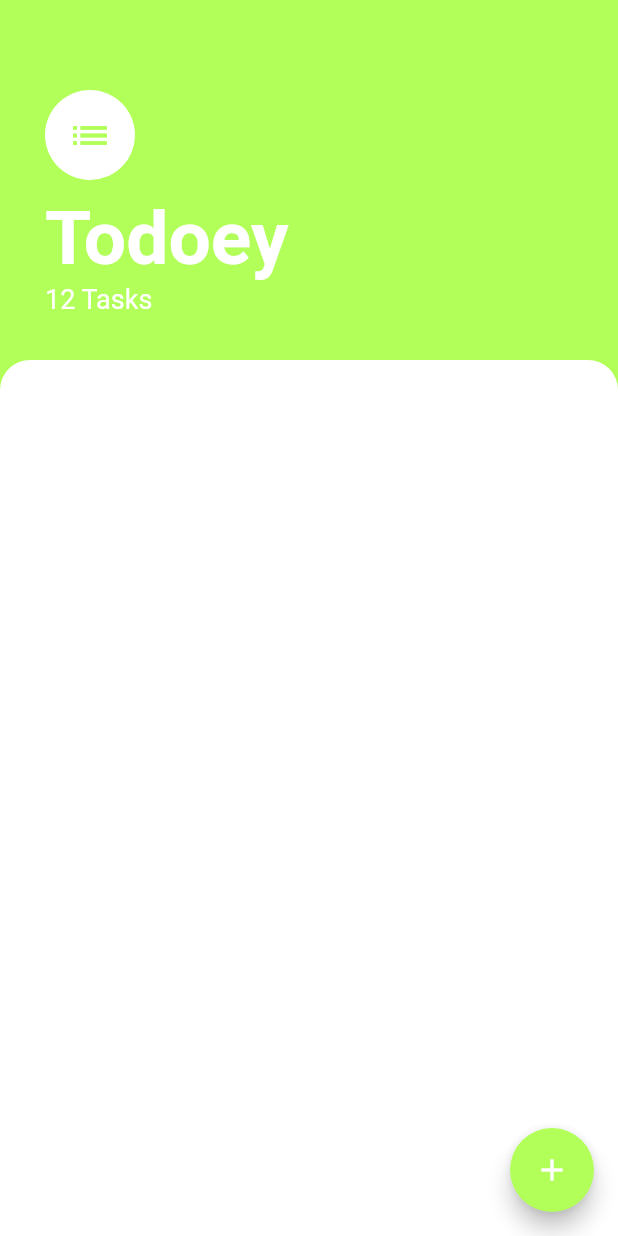
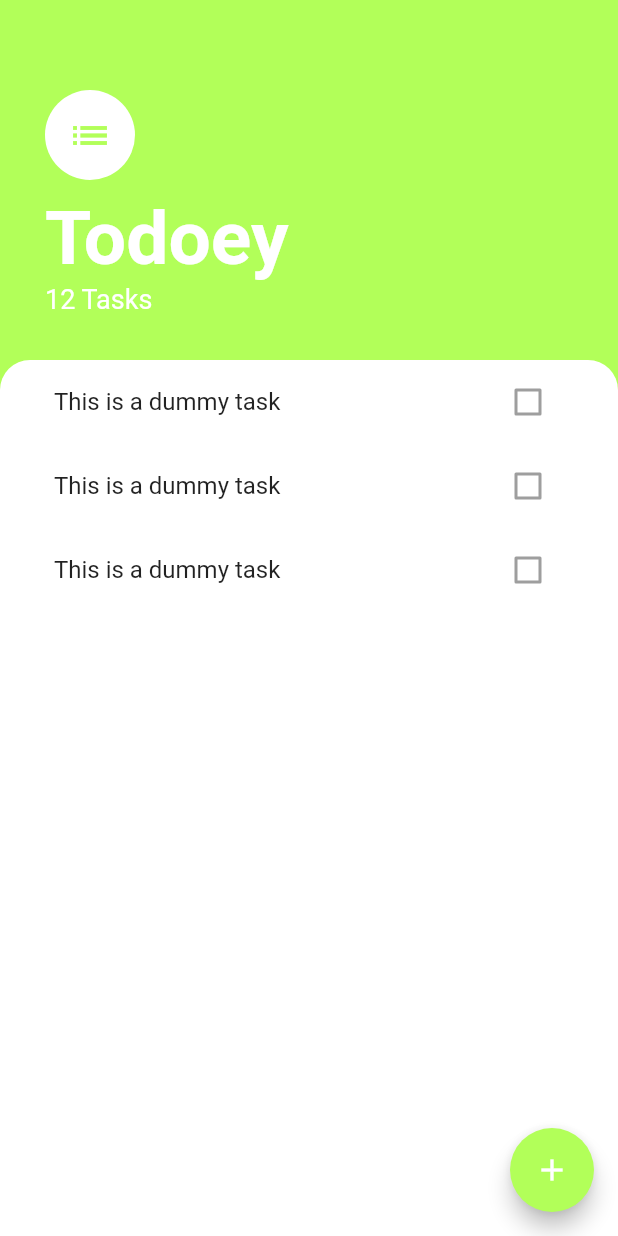
Before and after one commit to tastethedream/flutter-development-bootcamp, a Flutter app: the screen it shows after launch, on a phone screen of 412 x 824 dp. Run offline on Flutter 3.47's test engine with Material 2 defaults, Android fonts, the phone set to English and light mode, and no system bars; our stand-ins replace animated_text_kit, audioplayers, cloud_firestore, firebase_auth, firebase_core, flutter_dotenv and 5 more; accounts and stored records are empty.

Commit message:
add task screen added and styled

```diff
--- a/projects/todoey_flutter/lib/screens/tasks_screen.dart
+++ b/projects/todoey_flutter/lib/screens/tasks_screen.dart
@@ -1,8 +1,13 @@
 import 'package:flutter/material.dart';
+import 'package:todoey_flutter/widgets/tasks_list.dart';
+import 'package:todoey_flutter/screens/add_task_screen.dart';
 
 // Task screen main widget- contains styling and structure for the top half of this page
 
 class TasksScreen extends StatelessWidget {
+  // Function for building bottom sheet
+  Widget buildBottomSheet;
+
   @override
   Widget build(BuildContext context) {
     return Scaffold(
@@ -10,6 +15,14 @@
         floatingActionButton: FloatingActionButton(
           backgroundColor: Colors.lightGreenAccent,
           child: Icon(Icons.add),
+          onPressed: () {
+            // create bottom sheet when pressed and call buildBottomSheet()
+            showModalBottomSheet(
+              context: context,
+              builder: (context) => AddTaskScreen(),
+              backgroundColor: Colors.transparent,
+            );
+          },
         ),
         //wrap container in another column so that the expanded widget for the bottom half
         // of the screen can sit outside the the column with the padding and therefore have no padding
@@ -53,9 +66,10 @@
                 ],
               ),
             ),
-            // Bottom part of screen for the list
             Expanded(
               child: Container(
+                //line up the list items with the text and icon above it
+                padding: EdgeInsets.symmetric(horizontal: 20.0),
                 decoration: BoxDecoration(
                   color: Colors.white,
                   // round off the top corners of the container
@@ -64,6 +78,8 @@
                     topRight: Radius.circular(20.0),
                   ),
                 ),
+                // The List
+                child: TasksList(),
               ),
             )
           ],
--- /dev/null
+++ b/projects/todoey_flutter/lib/widgets/task_tile.dart
@@ -0,0 +1,16 @@
+import 'package:flutter/material.dart';
+
+// extracted widget for the list items
+
+class TaskTile extends StatelessWidget {
+  @override
+  Widget build(BuildContext context) {
+    return ListTile(
+      title: Text('This is a dummy task'),
+      trailing: Checkbox(
+        value: false,
+        //onChanged: () {},
+      ),
+    );
+  }
+}
--- /dev/null
+++ b/projects/todoey_flutter/lib/widgets/tasks_list.dart
@@ -0,0 +1,17 @@
+import 'package:flutter/material.dart';
+import 'package:todoey_flutter/widgets/task_tile.dart';
+
+// extracted widget for the list
+
+class TasksList extends StatelessWidget {
+  @override
+  Widget build(BuildContext context) {
+    return ListView(
+      children: [
+        TaskTile(),
+        TaskTile(),
+        TaskTile(),
+      ],
+    );
+  }
+}
```
Also changed, not shown: projects/todoey_flutter/lib/screens/add_task_screen.dart (added, +50 -0 lines).
